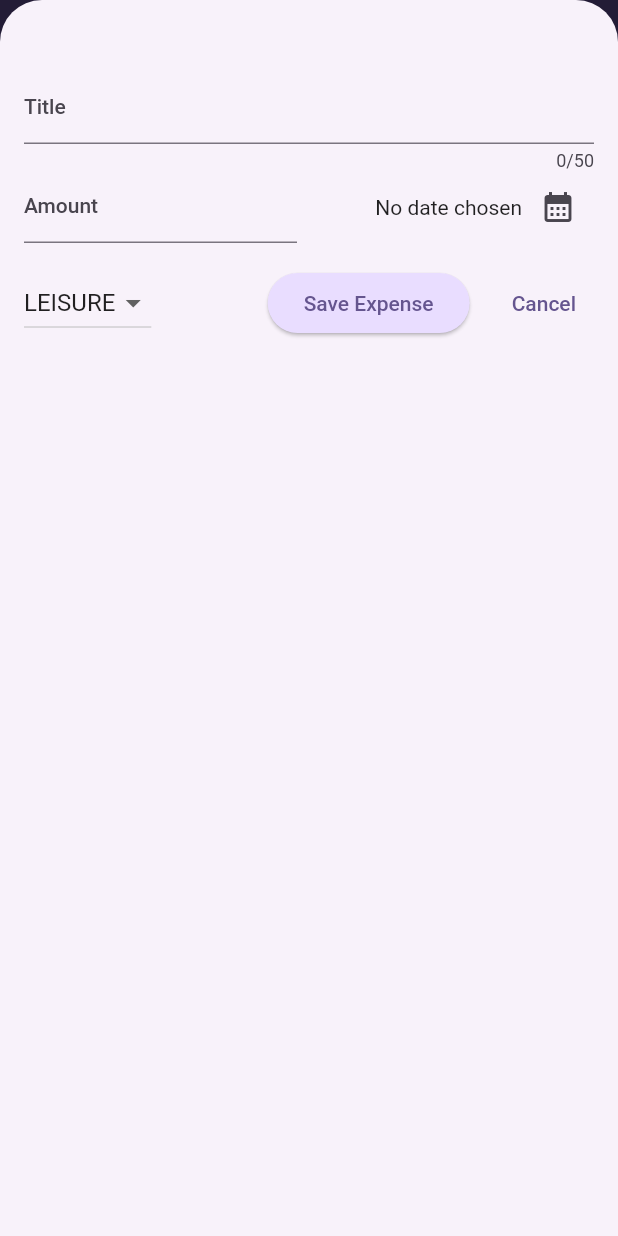
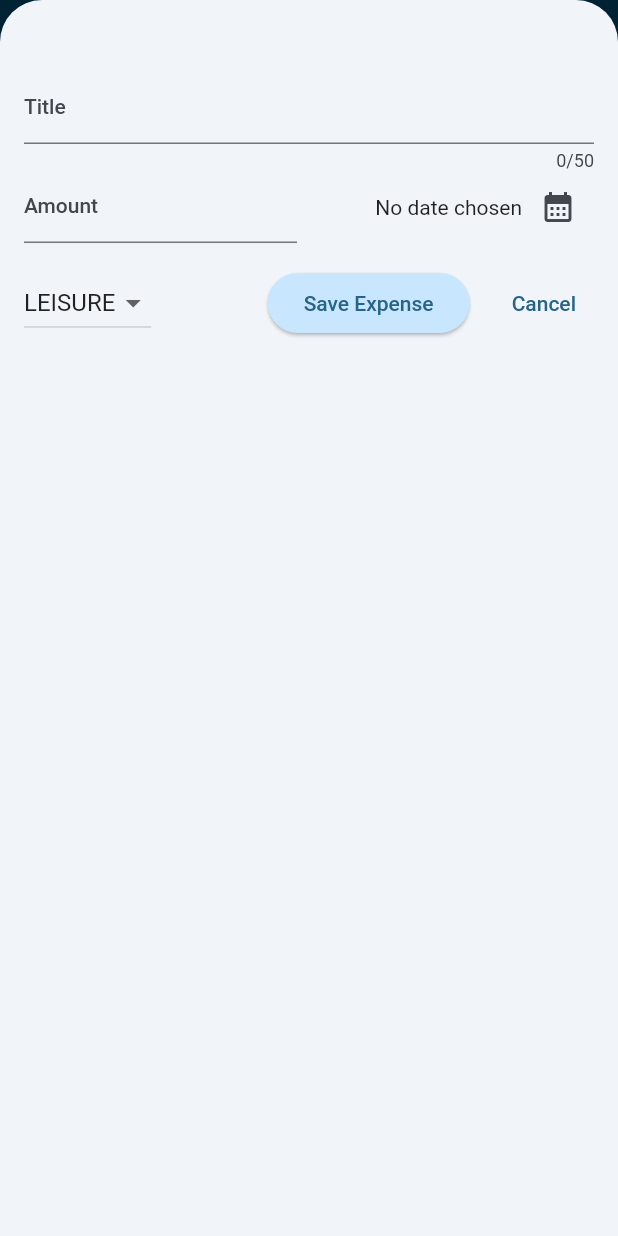
Before and after one commit to jacob-macleod/Expenses-Tracker, a Flutter app: the screen it shows after launch, after a tap on the "add" icon, on a phone screen of 412 x 824 dp. Run offline on Flutter 3.47's test engine with Material 2 defaults, Android fonts, the phone set to English and light mode, and no system bars; missing offline and left inert: dart:ffi.

Commit message:
Added further styling

```diff
--- a/lib/main.dart
+++ b/lib/main.dart
@@ -2,7 +2,7 @@ import 'package:flutter/material.dart';
 import 'package:expenses_tracker/widgets/expenses.dart';
 
 var kColorScheme = ColorScheme.fromSeed(
-  seedColor: const Color.fromARGB(255, 96, 59, 181),
+  seedColor: const Color.fromARGB(255, 59, 134, 181),
 );
 
 void main() {
@@ -24,6 +24,13 @@ void main() {
             backgroundColor: kColorScheme.primaryContainer,
           ),
         ),
+        textTheme: ThemeData().textTheme.copyWith(
+              titleLarge: TextStyle(
+                fontWeight: FontWeight.bold,
+                color: kColorScheme.onSecondaryContainer,
+                fontSize: 18,
+              ),
+            ),
       ),
       home: const Expenses(),
     ),
--- a/lib/widgets/expenses_list/expense_item.dart
+++ b/lib/widgets/expenses_list/expense_item.dart
@@ -15,6 +15,7 @@ class ExpenseItem extends StatelessWidget {
           vertical: 16,
         ),
         child: Column(
+          crossAxisAlignment: CrossAxisAlignment.start,
           children: [
             Text(expense.title, style: Theme.of(context).textTheme.titleLarge),
             const SizedBox(height: 4),
--- a/lib/widgets/expenses_list/expenses_list.dart
+++ b/lib/widgets/expenses_list/expenses_list.dart
@@ -18,6 +18,20 @@ class ExpensesList extends StatelessWidget {
         onDismissed: (direction) {
           removeExpense(expenses[index]);
         },
+        background: Container(
+          color: Theme.of(context).colorScheme.error.withOpacity(0.6),
+          alignment: Alignment.centerRight,
+          padding: const EdgeInsets.only(right: 20),
+          margin: const EdgeInsets.symmetric(
+            horizontal: 16,
+            vertical: 8,
+          ),
+          child: const Icon(
+            Icons.delete,
+            color: Colors.white,
+            size: 40,
+          ),
+        ),
         child: ExpenseItem(expense: expenses[index]),
       ),
     );
```
